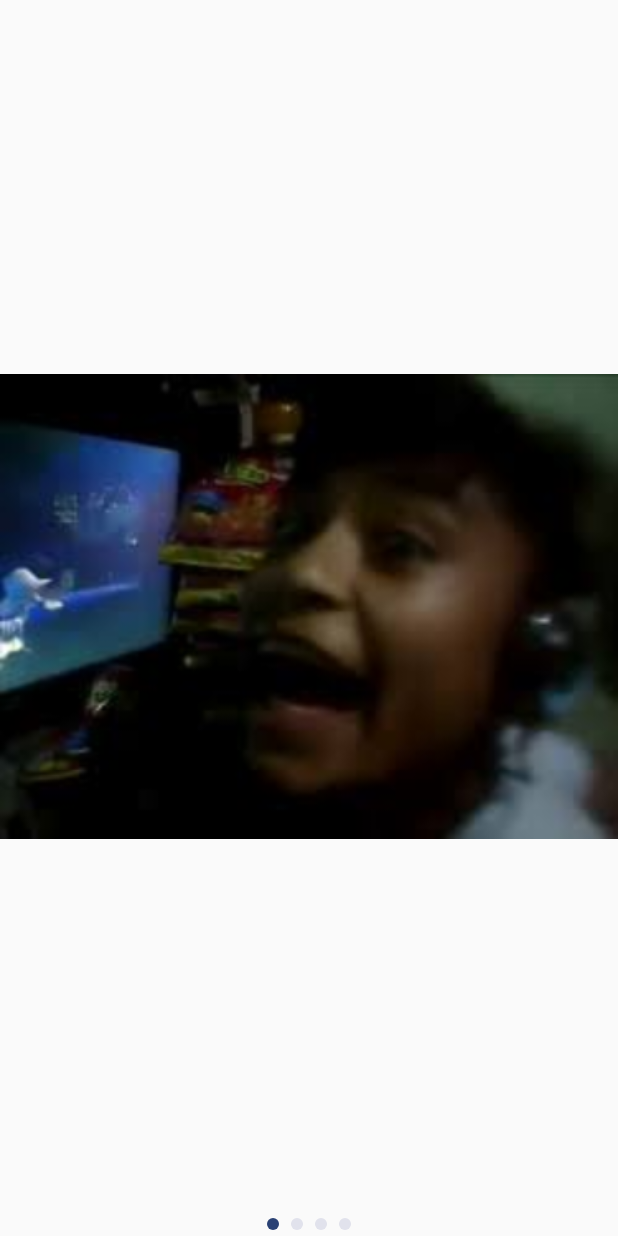
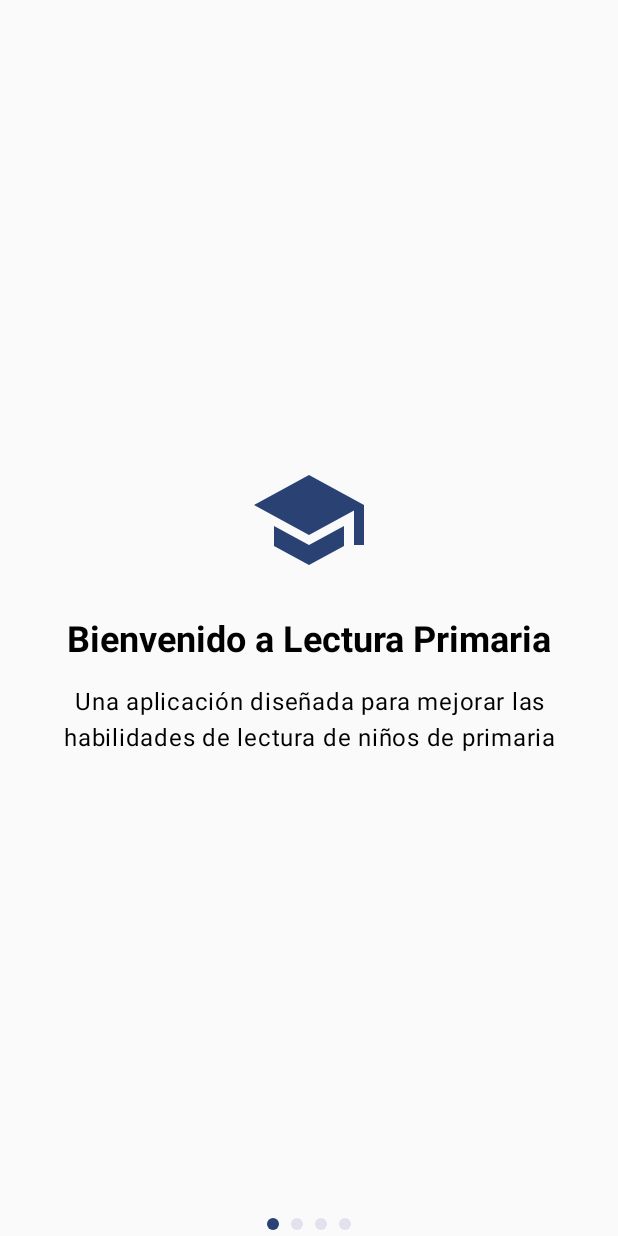
Before and after one commit to GuilmarCJ/App_Lectura, an Android app built with Jetpack Compose: the screen it shows after launch (MainActivity), on a phone screen of 412 x 824 dp. Run offline under Robolectric (Android 15) with nearby library versions, the light colour scheme and no system bars; our stand-ins replace Firebase (no records; nobody signed in at launch, a user with empty details on screens opened directly), Room's generated code, accompanist; 1 statement that could not run was skipped.

Commit message:
Primer Avance Preguntas nivel 01

```diff
--- a/app/src/main/java/com/example/lecturaparaprimaria/MainActivity.kt
+++ b/app/src/main/java/com/example/lecturaparaprimaria/MainActivity.kt
@@ -4,11 +4,15 @@ import android.os.Bundle
 import androidx.activity.ComponentActivity
 import androidx.activity.compose.setContent
 import androidx.compose.runtime.rememberCoroutineScope
+import androidx.lifecycle.lifecycleScope
 import com.example.lecturaparaprimaria.data.AppDatabase
+import com.example.lecturaparaprimaria.data.DatabaseInitializer // Asegúrate de importar esta clase
 import com.example.lecturaparaprimaria.data.SyncRepository
+
 import com.example.lecturaparaprimaria.ui.navigation.NavGraph
 import com.example.lecturaparaprimaria.ui.theme.LecturaParaPrimariaTheme
 import com.google.firebase.FirebaseApp
+import kotlinx.coroutines.launch
 
 class MainActivity : ComponentActivity() {
     override fun onCreate(savedInstanceState: Bundle?) {
@@ -16,6 +20,12 @@ class MainActivity : ComponentActivity() {
 
         FirebaseApp.initializeApp(this)
         val database = AppDatabase.getDatabase(applicationContext)
+
+        // Inicializa los contenidos (Nivel 1) al iniciar la app
+        lifecycleScope.launch {
+            DatabaseInitializer.inicializarContenidos(database) // <-- Aquí se inserta el cuento y preguntas
+        }
+
         val syncRepo = SyncRepository(database)
         syncRepo.scheduleSync()
 
--- a/app/src/main/java/com/example/lecturaparaprimaria/data/AppDatabase.kt
+++ b/app/src/main/java/com/example/lecturaparaprimaria/data/AppDatabase.kt
@@ -4,19 +4,55 @@ import android.content.Context
 import androidx.room.Database
 import androidx.room.Room
 import androidx.room.RoomDatabase
+import androidx.room.TypeConverters
 import androidx.room.migration.Migration
 import androidx.sqlite.db.SupportSQLiteDatabase
 
 @Database(
-    entities = [Usuario::class],
-    version = 2,
+    entities = [Usuario::class, ContenidoEducativo::class, Pregunta::class],
+    version = 3,  // Versión actualizada
     exportSchema = true
 )
+@TypeConverters(Converters::class)
 abstract class AppDatabase : RoomDatabase() {
     abstract fun usuarioDao(): UsuarioDao
+    abstract fun contenidoDao(): ContenidoEducativoDao
 
     companion object {
         @Volatile private var INSTANCE: AppDatabase? = null
+
+        // Migración de v1 a v2 (ya existente)
+        private val MIGRATION_1_2 = object : Migration(1, 2) {
+            override fun migrate(database: SupportSQLiteDatabase) {
+                database.execSQL("ALTER TABLE usuarios ADD COLUMN avatarId INTEGER NOT NULL DEFAULT -1")
+            }
+        }
+
+        // Nueva migración de v2 a v3
+        private val MIGRATION_2_3 = object : Migration(2, 3) {
+            override fun migrate(database: SupportSQLiteDatabase) {
+                // Crear tabla de contenidos
+                database.execSQL("""
+            CREATE TABLE IF NOT EXISTS contenidos (
+                id INTEGER PRIMARY KEY NOT NULL,
+                titulo TEXT NOT NULL,
+                texto TEXT NOT NULL,
+                preguntas TEXT NOT NULL
+            )
+        """)
+
+                // Crear tabla de preguntas (ESTA ES LA PARTE CLAVE QUE FALTABA)
+                database.execSQL("""
+            CREATE TABLE IF NOT EXISTS preguntas (
+                id INTEGER PRIMARY KEY NOT NULL,
+                contenidoId INTEGER NOT NULL,
+                texto TEXT NOT NULL,
+                opciones TEXT NOT NULL,
+                respuestaCorrecta INTEGER NOT NULL
+            )
+        """)
+            }
+        }
 
         fun getDatabase(context: Context): AppDatabase {
             return INSTANCE ?: synchronized(this) {
@@ -25,18 +61,10 @@ abstract class AppDatabase : RoomDatabase() {
                     AppDatabase::class.java,
                     "lectura_app.db"
                 )
-                    .addMigrations(MIGRATION_1_2) // Agregar migración
+                    .addMigrations(MIGRATION_1_2, MIGRATION_2_3)  // Ambas migraciones
                     .build()
                     .also { INSTANCE = it }
             }
         }
-
-        private val MIGRATION_1_2 = object : Migration(1, 2) {
-            override fun migrate(database: SupportSQLiteDatabase) {
-                // Agregar la nueva columna para avatarId
-                database.execSQL("ALTER TABLE usuarios ADD COLUMN avatarId INTEGER NOT NULL DEFAULT -1")
-            }
-        }
-
     }
 }
--- /dev/null
+++ b/app/src/main/java/com/example/lecturaparaprimaria/data/ContenidoEducativo.kt
@@ -0,0 +1,21 @@
+package com.example.lecturaparaprimaria.data
+
+import androidx.room.Entity
+import androidx.room.PrimaryKey
+
+@Entity(tableName = "contenidos")
+data class ContenidoEducativo(
+    @PrimaryKey val id: Int,          // ID del nivel (1, 2, 3...)
+    val titulo: String,               // Ej: "Pedro y Pablo"
+    val texto: String,                // El cuento completo
+    val preguntas: List<Pregunta>     // Lista de preguntas
+)
+
+@Entity(tableName = "preguntas")
+data class Pregunta(
+    @PrimaryKey val id: Int,
+    val contenidoId: Int,             // ID del contenido al que pertenece
+    val texto: String,                // Enunciado de la pregunta
+    val opciones: List<String>,       // Opciones de respuesta
+    val respuestaCorrecta: Int        // Índice de la opción correcta (ej: 0 = A)
+)
--- /dev/null
+++ b/app/src/main/java/com/example/lecturaparaprimaria/data/ContenidoEducativoDao.kt
@@ -0,0 +1,15 @@
+package com.example.lecturaparaprimaria.data
+
+import androidx.room.Dao
+import androidx.room.Insert
+import androidx.room.OnConflictStrategy
+import androidx.room.Query
+
+@Dao
+interface ContenidoEducativoDao {
+    @Insert(onConflict = OnConflictStrategy.REPLACE)
+    suspend fun insertarContenido(vararg contenido: ContenidoEducativo)
+
+    @Query("SELECT * FROM contenidos WHERE id = :id")
+    suspend fun obtenerContenido(id: Int): ContenidoEducativo?
+}
--- /dev/null
+++ b/app/src/main/java/com/example/lecturaparaprimaria/data/Converters.kt
@@ -0,0 +1,30 @@
+package com.example.lecturaparaprimaria.data
+
+import androidx.room.TypeConverter
+
+import com.google.gson.Gson
+import com.google.gson.reflect.TypeToken
+
+class Converters {
+    // Para List<Pregunta>
+    @TypeConverter
+    fun fromPreguntasList(preguntas: List<Pregunta>): String {
+        return Gson().toJson(preguntas)
+    }
+
+    @TypeConverter
+    fun toPreguntasList(json: String): List<Pregunta> {
+        return Gson().fromJson(json, object : TypeToken<List<Pregunta>>() {}.type)
+    }
+
+    // Para List<String>
+    @TypeConverter
+    fun fromStringList(list: List<String>): String {
+        return Gson().toJson(list)
+    }
+
+    @TypeConverter
+    fun toStringList(json: String): List<String> {
+        return Gson().fromJson(json, object : TypeToken<List<String>>() {}.type)
+    }
+}
--- /dev/null
+++ b/app/src/main/java/com/example/lecturaparaprimaria/data/DatabaseInitializer.kt
@@ -0,0 +1,151 @@
+package com.example.lecturaparaprimaria.data
+
+object DatabaseInitializer {
+    suspend fun inicializarContenidos(db: AppDatabase) {
+        val nivel1 = ContenidoEducativo(
+            id = 1,
+            titulo = "Pedro y Pablo",
+            texto = "Pedro y Pablo eran vecinos y amigos. El primero era pobre, y el segundo, rico. Un día, Pablo le dijo a Pedro:\n" +
+                    "—Amigo, tu gallo me está arruinando el jardín. Si no te deshaces de él, le tuerzo el pescuezo.\n" +
+                    "\n" +
+                    "Pedro cogió al plumífero y se lo obsequió al gobernador, quien aceptó y dio órdenes para que, al mediodía, tuvieran el pollo asado. Pedro participaría en el almuerzo. El gobernador le dijo a Pedro: «¡Repartíelo! Sé equitativo. Si no, serás azotado; si lo haces perfectamente, serás premiado.»\n" +
+                    "\n" +
+                    "Pedro cortó la cabeza del ave y se la dio al señor, alegando que él era la cabeza de la familia; el cuello se lo dio a la señora, argumentando que este y la cabeza eran una; las alas, a las dos hijas, ya que así sabrían escribir mejor; y las patas, a las dos hijas, para que sean excelentes bailarinas. Finalmente, dijo:\n" +
+                    "—Ya tienen todos lo que les pertenece. Yo me conformaba con el resto.\n" +
+                    "\n" +
+                    "El gobernador premió a Pedro con muchas regalías. Pablo se enteró, cogió los mejores cinco gallos de su granja, les torció el cuello y los llevó al gobernador, quien aceptó con la condición de que vaya a comer para que los distribuya equitativamente. Si no lograba hacerlo, lo castigarían con veinte azotes; si lo hacía, lo premiarían; pero, cegado por la envidia y la ambición, nada se le ocurrió. Llamaron a Pedro.\n" +
+                    "\n" +
+                    "—Creo —dijo Pedro, distribuyendo las aves— que su señoría y su esposa más un gallo forman una trinidad; las hijas varones y otro gallo forman otra trinidad; las hijas y otro gallo son una trinidad. Y tú, pobre diablo, y los otros dos gallos ¡son otra trinidad!\n" +
+                    "\n" +
+                    "El gobernador dijo: «Por su buena razón y sentido de justicia le obsequio una casa de campo y tierras.\n" +
+                    "A ti, Pablo, por tu falta de juicio e imaginación y por ser tan avaro, que te den veinte latigazos.»\n" +
+                    "\n" +
+                    "Bibliografía:\n" +
+                    "González, M. (2009). Pedro y Pablo. En 20 cuentos escogidos. Madrid: Susaeta. (Adaptación)\n", // Texto completo del cuento
+            preguntas = listOf(
+                Pregunta(
+                    id = 1,
+                    contenidoId = 1,
+                    texto = "¿Qué tipo de texto es 'Pedro y Pablo'?",
+                    opciones = listOf(
+                        "A) Un cuento",
+                        "B) Una noticia",
+                        "C) Una fábula",
+                        "D) Un poema"
+                    ),
+                    respuestaCorrecta = 0
+                ),
+                Pregunta(
+                    id = 2,
+                    contenidoId = 1,
+                    texto = "¿Quiénes eran vecinos y amigos?",
+                    opciones = listOf(
+                        "A) Pedro y Juan",
+                        "B) Pedro y Pablo",
+                        "C) Pablo y Luis",
+                        "D) Juan y Pablo"
+                    ),
+                    respuestaCorrecta = 1
+                ),
+                Pregunta(
+                    id = 3,
+                    contenidoId = 1,
+                    texto = "¿Cuál de los dos amigos era pobre?",
+                    opciones = listOf(
+                        "A) Pablo",
+                        "B) Ninguno",
+                        "C) Pedro",
+                        "D) Los dos"
+                    ),
+                    respuestaCorrecta = 2
+                ),
+                Pregunta(
+                    id = 4,
+                    contenidoId = 1,
+                    texto = "¿Qué molestaba a Pablo?",
+                    opciones = listOf(
+                        "A) El perro de Pedro",
+                        "B) El ruido",
+                        "C) Las hijas de Pedro",
+                        "D) El gallo de Pedro"
+                    ),
+                    respuestaCorrecta = 3
+                ),
+                Pregunta(
+                    id = 5,
+                    contenidoId = 1,
+                    texto = "¿Qué dijo Pablo sobre el gallo?",
+                    opciones = listOf(
+                        "A) Que le arruinaba el jardín",
+                        "B) Que era bonito",
+                        "C) Que cantaba bien",
+                        "D) Que era ruidoso"
+                    ),
+                    respuestaCorrecta = 0
+                ),
+                Pregunta(
+                    id = 6,
+                    contenidoId = 1,
+                    texto = "¿Qué hizo Pedro con el gallo?",
+                    opciones = listOf(
+                        "A) Lo vendió",
+                        "B) Se lo dio al gobernador",
+                        "C) Lo escondió",
+                        "D) Lo soltó"
+                    ),
+                    respuestaCorrecta = 1
+                ),
+                Pregunta(
+                    id = 7,
+                    contenidoId = 1,
+                    texto = "¿Qué hizo el gobernador con el gallo?",
+                    opciones = listOf(
+                        "A) Lo regaló",
+                        "B) Lo cuidó",
+                        "C) Lo mandó asar",
+                        "D) Lo soltó"
+                    ),
+                    respuestaCorrecta = 2
+                ),
+                Pregunta(
+                    id = 8,
+                    contenidoId = 1,
+                    texto = "¿Qué debía hacer Pedro con el pollo asado?",
+                    opciones = listOf(
+                        "A) Comérselo solo",
+                        "B) Tirarlo",
+                        "C) Guardarlo",
+                        "D) Repartirlo equitativamente"
+                    ),
+                    respuestaCorrecta = 3
+                ),
+                Pregunta(
+                    id = 9,
+                    contenidoId = 1,
+                    texto = "¿Qué pasaría si Pedro repartía mal el pollo?",
+                    opciones = listOf(
+                        "A) Lo azotarían",
+                        "B) Lo premiarían",
+                        "C) Lo felicitarían",
+                        "D) Lo expulsarían"
+                    ),
+                    respuestaCorrecta = 0
+                ),
+                Pregunta(
+                    id = 10,
+                    contenidoId = 1,
+                    texto = "¿A quién le dio Pedro la cabeza del ave?",
+                    opciones = listOf(
+                        "A) A la esposa",
+                        "B) A Pablo",
+                        "C) Al gobernador",
+                        "D) A la hija"
+                    ),
+                    respuestaCorrecta = 2
+                )
+            )
+        )
+
+        db.contenidoDao().insertarContenido(nivel1)
+    }
+}
--- a/app/src/main/java/com/example/lecturaparaprimaria/ui/screens/OnboardingScreen.kt
+++ b/app/src/main/java/com/example/lecturaparaprimaria/ui/screens/OnboardingScreen.kt
@@ -1,24 +1,32 @@
 package com.example.lecturaparaprimaria.ui.screens
 
-import androidx.compose.foundation.Image
 import androidx.compose.foundation.layout.*
 import androidx.compose.foundation.shape.CircleShape
 import androidx.compose.foundation.shape.RoundedCornerShape
+import androidx.compose.material.icons.Icons
+import androidx.compose.material.icons.filled.Book
+import androidx.compose.material.icons.filled.Person
+import androidx.compose.material.icons.filled.School
+import androidx.compose.material.icons.filled.Star
 import androidx.compose.material3.*
 import androidx.compose.runtime.Composable
 import androidx.compose.ui.Alignment
 import androidx.compose.ui.Modifier
-import androidx.compose.ui.res.painterResource
+import androidx.compose.ui.draw.clip
+import androidx.compose.ui.graphics.vector.ImageVector
+import androidx.compose.ui.platform.LocalContext
+import androidx.compose.ui.text.font.FontWeight
+import androidx.compose.ui.text.style.TextAlign
 import androidx.compose.ui.unit.dp
 import com.example.lecturaparaprimaria.R
+import com.example.lecturaparaprimaria.utils.SoundPlayer
 import com.google.accompanist.pager.ExperimentalPagerApi
 import com.google.accompanist.pager.HorizontalPager
 import com.google.accompanist.pager.rememberPagerState
 
+import androidx.compose.runtime.DisposableEffect
 import androidx.compose.foundation.background
-
-import androidx.compose.ui.draw.clip
-
+import androidx.compose.foundation.layout.Box
 
 @OptIn(ExperimentalPagerApi::class)
 @Composable
@@ -26,37 +34,88 @@ fun OnboardingScreen(
     onStartClicked: () -> Unit,
     modifier: Modifier = Modifier
 ) {
-    // 1. Lista de imágenes (asegúrate de que estos recursos existen en res/drawable)
+    // Configuración del reproductor de sonido
+    val soundPlayer = SoundPlayer(LocalContext.current)
+    val clickSound = R.raw.click_sound  // Asegúrate de tener este archivo en res/raw
+
+    // Función para manejar clicks con sonido
+    fun handleClickWithSound(action: () -> Unit) {
+        soundPlayer.playSound(clickSound)
+        action()
+    }
+
+    // Lista de pautas de uso (texto e iconos)
     val pages = listOf(
-        R.drawable.onboarding1,
-        R.drawable.onboarding2,
-        R.drawable.onboarding3,
-        R.drawable.onboarding4
+        OnboardingPage(
+            title = "Bienvenido a Lectura Primaria",
+            description = "Una aplicación diseñada para mejorar las habilidades de lectura de niños de primaria",
+            icon = Icons.Default.School
+        ),
+        OnboardingPage(
+            title = "Registro de Usuario",
+            description = "Crea un perfil con nombre y avatar para personalizar tu experiencia",
+            icon = Icons.Default.Person
+        ),
+        OnboardingPage(
+            title = "Unidades de Aprendizaje",
+            description = "Explora las diferentes unidades con lecciones interactivas",
+            icon = Icons.Default.Book
+        ),
+        OnboardingPage(
+            title = "Progreso",
+            description = "Sigue tu avance y mejora tus habilidades de lectura",
+            icon = Icons.Default.Star
+        )
     )
 
-    // 2. Estado del pager
+    // Estado del pager
     val pagerState = rememberPagerState()
 
-    Column(modifier = modifier.fillMaxSize()) {
-        // 3. Carrusel horizontal
+    Column(
+        modifier = modifier
+            .fillMaxSize()
+            .padding(horizontal = 16.dp),
+        horizontalAlignment = Alignment.CenterHorizontally
+    ) {
+        // Carrusel horizontal con pautas
         HorizontalPager(
             count = pages.size,
             state = pagerState,
             modifier = Modifier.weight(1f)
         ) { page ->
-            Box(
+            Column(
                 modifier = Modifier.fillMaxSize(),
-                contentAlignment = Alignment.Center
+                verticalArrangement = Arrangement.Center,
+                horizontalAlignment = Alignment.CenterHorizontally
             ) {
-                Image(
-                    painter = painterResource(id = pages[page]),
-                    contentDescription = "Página ${page + 1} de introducción",
-                    modifier = Modifier.fillMaxSize()
+                Icon(
+                    imageVector = pages[page].icon,
+                    contentDescription = pages[page].title,
+                    modifier = Modifier.size(80.dp),
+                    tint = MaterialTheme.colorScheme.primary
+                )
+
+                Spacer(modifier = Modifier.height(24.dp))
+
+                Text(
+                    text = pages[page].title,
+                    style = MaterialTheme.typography.headlineSmall,
+                    fontWeight = FontWeight.Bold,
+                    textAlign = TextAlign.Center
+                )
+
+                Spacer(modifier = Modifier.height(16.dp))
+
+                Text(
+                    text = pages[page].description,
+                    style = MaterialTheme.typography.bodyLarge,
+                    textAlign = TextAlign.Center,
+                    modifier = Modifier.padding(horizontal = 24.dp)
                 )
             }
         }
 
-        // 4. Indicadores de página (puntos)
+        // Indicadores de página (puntos)
         Row(
             modifier = Modifier
                 .height(16.dp)
@@ -76,21 +135,35 @@ fun OnboardingScreen(
             }
         }
 
-        // 5. Botón "Iniciar" (solo en la última página)
+        // Botón "Iniciar" (solo en la última página) con sonido
         if (pagerState.currentPage == pages.size - 1) {
             Button(
-                onClick = onStartClicked,
+                onClick = { handleClickWithSound(onStartClicked) },
                 modifier = Modifier
                     .fillMaxWidth()
-                    .padding(horizontal = 32.dp, vertical = 16.dp),
+                    .padding(horizontal = 32.dp, vertical = 24.dp),
                 shape = RoundedCornerShape(12.dp),
                 colors = ButtonDefaults.buttonColors(
                     containerColor = MaterialTheme.colorScheme.primary,
                     contentColor = MaterialTheme.colorScheme.onPrimary
                 )
             ) {
-                Text("Iniciar", style = MaterialTheme.typography.labelLarge)
+                Text("Comenzar", style = MaterialTheme.typography.labelLarge)
             }
         }
     }
+
+    // Limpieza cuando el composable se desmonte
+    DisposableEffect(Unit) {
+        onDispose {
+            soundPlayer.release()
+        }
+    }
 }
+
+// Data class para las páginas de onboarding
+data class OnboardingPage(
+    val title: String,
+    val description: String,
+    val icon: ImageVector
+)
```
Also changed, not shown: app/build.gradle.kts (+23 -1 lines), app/src/main/java/com/example/lecturaparaprimaria/ui/navigation/NavGraph.kt (+37 -1 lines), app/src/main/java/com/example/lecturaparaprimaria/ui/screens/Nivel1Screen.kt (added, +154 -0 lines), app/src/main/java/com/example/lecturaparaprimaria/ui/screens/PantallaPrincipal.kt (+3 -5 lines), app/src/main/java/com/example/lecturaparaprimaria/ui/screens/PantallaRegistro.kt (+24 -24 lines), app/src/main/java/com/example/lecturaparaprimaria/utils/SoundPlayer.kt (added, +34 -0 lines), 4 other files.
